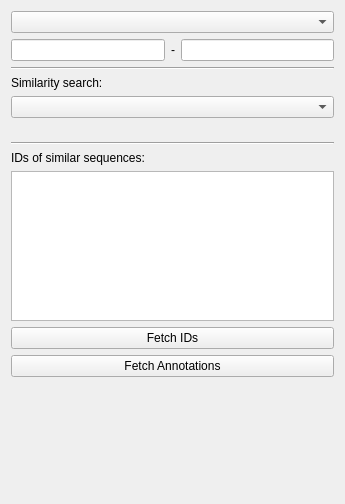
Before: the Qt Designer form src/corelibs/U2View/src/ov_sequence/Das/ui/DasOptionsPanelWidget.ui in violethaze74/ugene, drawn with Qt 5.
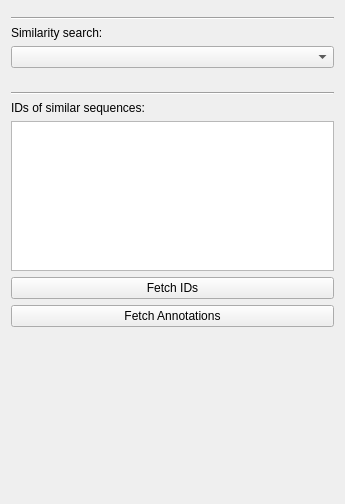
After: the same form once the commit is applied.

Commit message: DAS annotations: region selector has been changed

```diff
--- a/src/corelibs/U2View/src/ov_sequence/Das/ui/DasOptionsPanelWidget.ui
+++ b/src/corelibs/U2View/src/ov_sequence/Das/ui/DasOptionsPanelWidget.ui
@@ -38,37 +38,6 @@
          <property name="margin">
           <number>0</number>
          </property>
-         <item>
-          <widget class="QComboBox" name="regionTypeComboBox"/>
-         </item>
-         <item>
-          <layout class="QHBoxLayout" name="regionLineEditLayout">
-           <property name="topMargin">
-            <number>0</number>
-           </property>
-           <item>
-            <widget class="QLineEdit" name="startLineEdit">
-             <property name="inputMethodHints">
-              <set>Qt::ImhDigitsOnly</set>
-             </property>
-            </widget>
-           </item>
-           <item>
-            <widget class="QLabel" name="dashLabel">
-             <property name="text">
-              <string>-</string>
-             </property>
-            </widget>
-           </item>
-           <item>
-            <widget class="QLineEdit" name="endLineEdit">
-             <property name="inputMethodHints">
-              <set>Qt::ImhDigitsOnly</set>
-             </property>
-            </widget>
-           </item>
-          </layout>
-         </item>
         </layout>
        </widget>
       </item>
```
Left out of the diff: 3 changed lines with no effect on the pictures. The commit also changes 3 other files.
